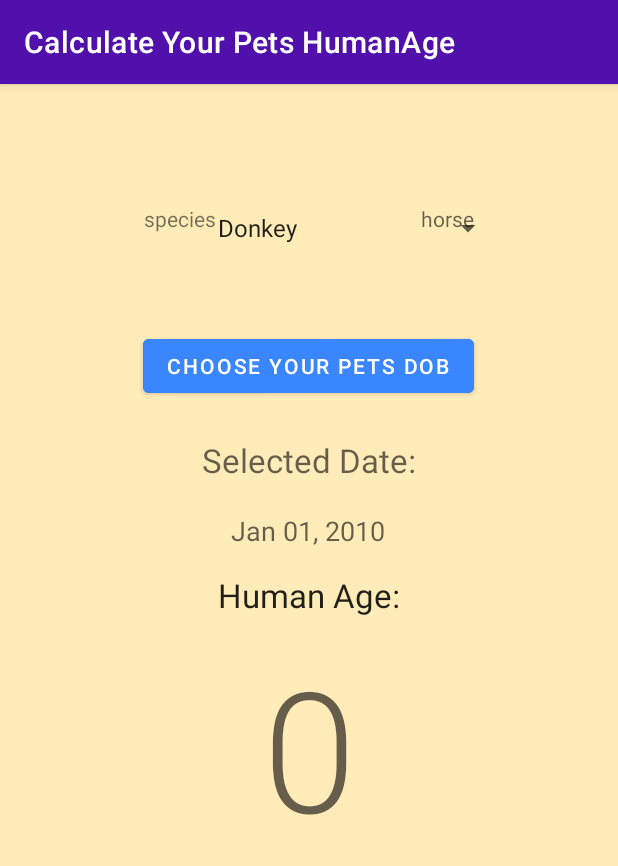
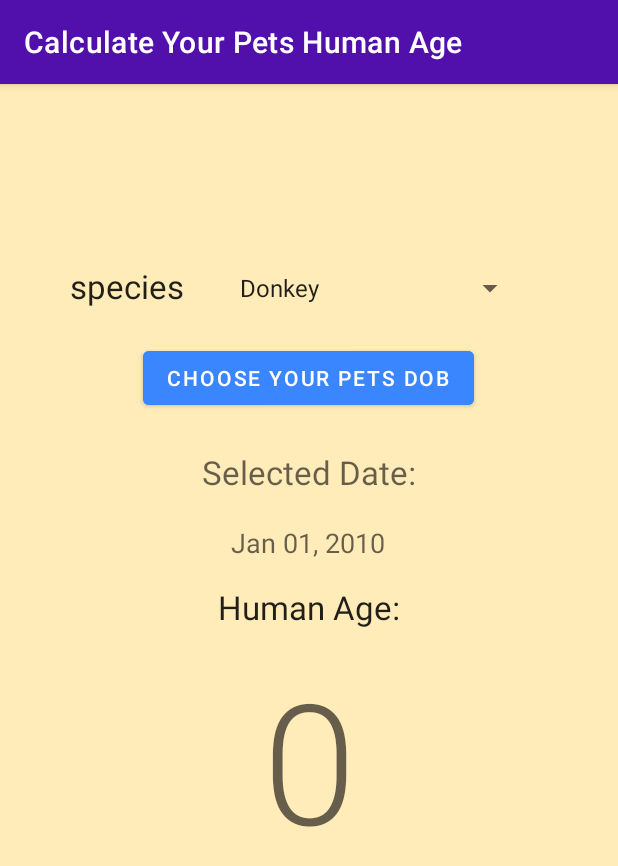
Before and after one commit to cozyfairy/Calculate-Pets-Human-Age, an Android app: the screen it shows after launch (MainActivity), on a phone screen of 412 x 824 dp. Shown: the top 866 px of the screen. Run offline under Robolectric (Android 15) with nearby library versions, the light colour scheme and no system bars.

Commit message:
spinner functionality

```diff
--- a/app/src/main/java/com/cozyfairyllc/calculateyourpetshumanage/MainActivity.kt
+++ b/app/src/main/java/com/cozyfairyllc/calculateyourpetshumanage/MainActivity.kt
@@ -2,8 +2,12 @@ package com.cozyfairyllc.calculateyourpetshumanage
 
 import androidx.appcompat.app.AppCompatActivity
 import android.os.Bundle
+import android.view.MenuItem
+import android.view.View
+import android.widget.AdapterView
 import android.widget.ArrayAdapter
 import android.widget.Spinner
+import android.widget.TextView
 
 /*
     TODO:
@@ -24,8 +28,8 @@ import android.widget.Spinner
             string resources
 
  */
-class MainActivity : AppCompatActivity() {
-
+class MainActivity : AppCompatActivity(), AdapterView.OnItemSelectedListener {
+    var species : Int = 0
     override fun onCreate(savedInstanceState: Bundle?) {
         super.onCreate(savedInstanceState)
         setContentView(R.layout.activity_main)
@@ -34,6 +38,17 @@ class MainActivity : AppCompatActivity() {
             adapter ->
             adapter.setDropDownViewResource(android.R.layout.simple_spinner_dropdown_item)
             spinner.adapter = adapter
+            spinner.onItemSelectedListener = this
+
         }
     }
+
+    override fun onItemSelected(parent: AdapterView<*>?, view: View?, pos: Int, id: Long) {
+        species = pos
+        println("species: " + species)
+    }
+
+    override fun onNothingSelected(p0: AdapterView<*>?) {
+        TODO("Not yet implemented")
+    }
 }
--- a/app/src/main/res/layout/activity_main.xml
+++ b/app/src/main/res/layout/activity_main.xml
@@ -11,38 +11,28 @@
         android:id="@+id/pet_spinner"
         android:layout_width="wrap_content"
         android:layout_height="wrap_content"
-        android:layout_marginTop="80dp"
+        android:layout_marginStart="152dp"
+        android:layout_marginTop="120dp"
         android:minHeight="32dp"
-        app:layout_constraintEnd_toStartOf="@+id/selected_pet_option"
-        app:layout_constraintHorizontal_bias="0.113"
-        app:layout_constraintStart_toEndOf="@+id/pet_spinner_label"
+        app:layout_constraintStart_toStartOf="parent"
         app:layout_constraintTop_toTopOf="parent" />
 
     <TextView
         android:id="@+id/pet_spinner_label"
         android:layout_width="wrap_content"
         android:layout_height="wrap_content"
-        android:layout_marginStart="96dp"
-        android:layout_marginTop="80dp"
         android:text="@string/first_editText_label"
+        android:textAppearance="@style/TextAppearance.AppCompat.Large"
+        app:layout_constraintEnd_toStartOf="@id/pet_spinner"
+        app:layout_constraintHorizontal_bias="0.614"
         app:layout_constraintStart_toStartOf="parent"
-        app:layout_constraintTop_toTopOf="parent" />
-
-    <TextView
-        android:id="@+id/selected_pet_option"
-        android:layout_width="wrap_content"
-        android:layout_height="wrap_content"
-        android:layout_marginTop="80dp"
-        android:layout_marginEnd="96dp"
-        android:hint="horse"
-        app:layout_constraintEnd_toEndOf="parent"
-        app:layout_constraintTop_toTopOf="parent" />
+        app:layout_constraintTop_toTopOf="@id/pet_spinner" />
 
     <Button
         android:id="@+id/dateBtn"
         android:layout_width="wrap_content"
         android:layout_height="wrap_content"
-        android:layout_marginTop="52dp"
+        android:layout_marginTop="20dp"
         android:backgroundTint="@color/status_bar"
         android:text="@string/dateBtnTitle"
         app:layout_constraintEnd_toEndOf="parent"
--- a/app/src/main/res/values/strings.xml
+++ b/app/src/main/res/values/strings.xml
@@ -1,5 +1,5 @@
 <resources>
-    <string name="app_name">Calculate Your Pets HumanAge</string>
+    <string name="app_name">Calculate Your Pets Human Age</string>
     <string name="instruction_first_editText">Select the species of your pet</string>
     <string name="first_editText_label">species</string>
     <string-array name="pet_options">
```
